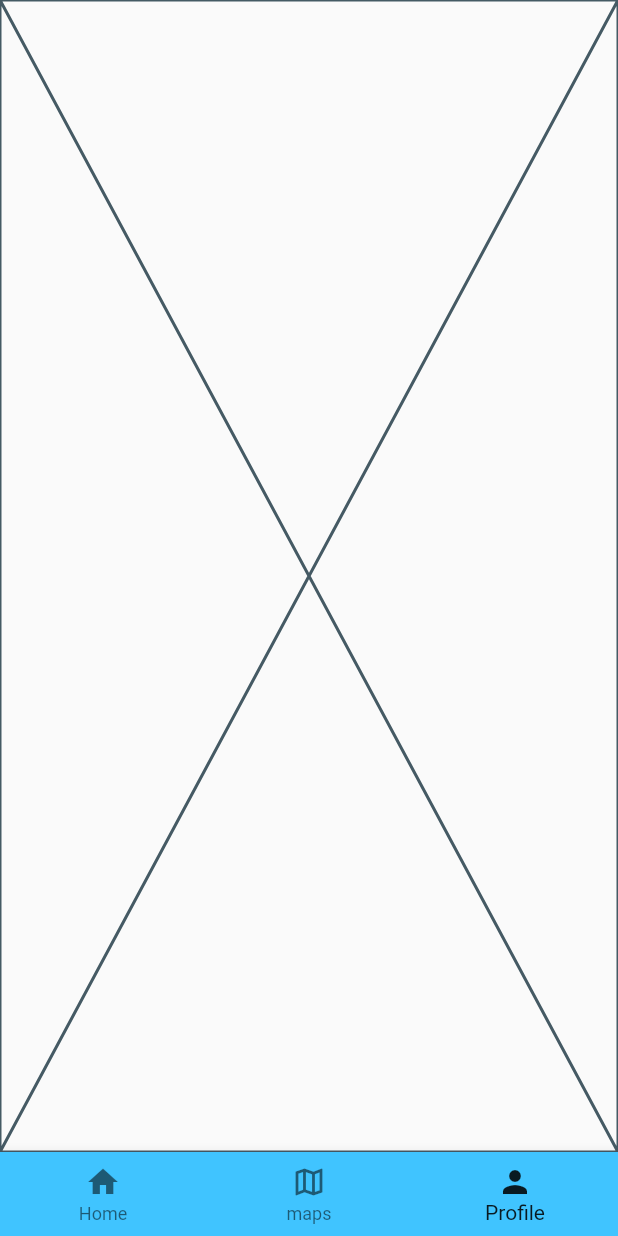
After one commit to Vidhyadhar11/rescuetrack, a Flutter app: the screen it shows after launch, item 3 of the bottom bar chosen, on a phone screen of 412 x 824 dp. The commit adds this screen. Run offline on Flutter 3.47's test engine with Material 2 defaults, Android fonts, the phone set to English and light mode, and no system bars; our stand-ins replace geolocator, google_maps_flutter, permission_handler.

Commit message:
On branch adding-navbar Your branch is behind 'origin/adding-navbar' by 1 commit, and can be fast-forwarded.   (use "git pull" to update your local branch)
Changes to be committed:
	modified:   lib/main.dart
	modified:   lib/screens/loginpage.dart
	modified:   lib/screens/maps.dart
	new file:   lib/screens/profilepage.dart

```diff
--- a/lib/main.dart
+++ b/lib/main.dart
@@ -1,33 +1,87 @@
+// ignore_for_file: library_private_types_in_public_api
 
 import 'package:flutter/material.dart';
-import 'package:google_fonts/google_fonts.dart';
 import 'package:rescuetrack/screens/homescreen.dart';
-import 'package:rescuetrack/screens/loginpage.dart';
 import 'package:rescuetrack/screens/maps.dart';
+import 'package:rescuetrack/screens/profilepage.dart';
+// import 'package:google_fonts/google_fonts.dart';
+// import 'package:rescuetrack/screens/homescreen.dart';
+// import 'package:rescuetrack/screens/loginpage.dart';
 
+// void main() {
+//   runApp(const MyApp());
+// }
 
-void main() {
-  runApp(const MyApp());
+// class MyApp extends StatelessWidget {
+//   const MyApp({super.key});
+
+//   @override
+//   Widget build(BuildContext context) {
+//     return MaterialApp(
+//         themeMode: ThemeMode.light,
+//         theme: ThemeData(
+//           primarySwatch: Colors.deepPurple,
+//           fontFamily: GoogleFonts.lato().fontFamily,
+//         ),
+//         darkTheme: ThemeData(
+//           brightness: Brightness.dark,
+//         ),
+//         routes: {
+//           "/": (context) => const Loginpage(),
+//           "/home": (context) => const Homepage(),
+//           "/login": (context) => const Loginpage(),
+//         });
+//   }
+// }
+
+class MyApp extends StatefulWidget {
+  const MyApp({super.key});
+
+  @override
+  _MyAppState createState() => _MyAppState();
 }
 
-class MyApp extends StatelessWidget {
-  const MyApp({super.key});
+class _MyAppState extends State<MyApp> {
+  int _currentIndex = 0;
+
+  final List<Widget> _pages = [
+    const Homepage(),
+    const Maps(),
+    const ProfilePage(),
+  ];
 
   @override
   Widget build(BuildContext context) {
     return MaterialApp(
-        themeMode: ThemeMode.light,
-        theme: ThemeData(
-          primarySwatch: Colors.deepPurple,
-          fontFamily: GoogleFonts.lato().fontFamily,
+      home: Scaffold(
+        body: _pages[_currentIndex],
+        bottomNavigationBar: BottomNavigationBar(
+          currentIndex: _currentIndex,
+          onTap: (int index) {
+            setState(() {
+              _currentIndex = index;
+            });
+          },
+          backgroundColor: Colors.lightBlueAccent,
+          selectedItemColor: Colors.black87,
+          items: const [
+            BottomNavigationBarItem(
+              icon: Icon(Icons.home),
+              label: 'Home',
+            ),
+            BottomNavigationBarItem(
+              icon: Icon(Icons.map_outlined),
+              label: 'maps',
+            ),
+            BottomNavigationBarItem(
+              icon: Icon(Icons.person),
+              label: 'Profile',
+            ),
+          ],
         ),
-        darkTheme: ThemeData(
-          brightness: Brightness.dark,
-        ),
-        routes: {
-          "/": (context) =>  const Maps(),
-          "/home": (context) => const Homepage(),
-          "/login": (context) => const Loginpage(),
-        });
+      ),
+    );
   }
 }
+
+void main() => runApp(const MyApp());
--- a/lib/screens/loginpage.dart
+++ b/lib/screens/loginpage.dart
@@ -1,9 +1,9 @@
-// ignore_for_file: file_names
+// ignore_for_file: file_names, use_key_in_widget_constructors
 
 import 'package:flutter/material.dart';
+import 'package:rescuetrack/screens/homescreen.dart';
 
 class Loginpage extends StatelessWidget {
-  // ignore: use_key_in_widget_constructors
   const Loginpage({Key? key});
 
   @override
@@ -58,7 +58,9 @@ class Loginpage extends StatelessWidget {
                       height: 30.0,
                     ),
                     ElevatedButton(
-                      onPressed: () {},
+                      onPressed: () {
+                        Navigator.pushNamed(context,'/home');
+                      },
                       style: TextButton.styleFrom(),
                       child: const Text("    Login    "),
                     ),
--- a/lib/screens/maps.dart
+++ b/lib/screens/maps.dart
@@ -41,7 +41,7 @@ class _MapsState extends State<Maps> {
                   markers: _markers,
                 ),
               ),
-            if (_currentPosition == null) const Text("Location not available"),
+            // if (_currentPosition == null) const Text("Location not available"),
           ],
         ),
       ),
--- /dev/null
+++ b/lib/screens/profilepage.dart
@@ -0,0 +1,10 @@
+import 'package:flutter/material.dart';
+
+class ProfilePage extends StatelessWidget {
+  const ProfilePage({super.key});
+
+  @override
+  Widget build(BuildContext context) {
+    return const Placeholder();
+  }
+}
```
